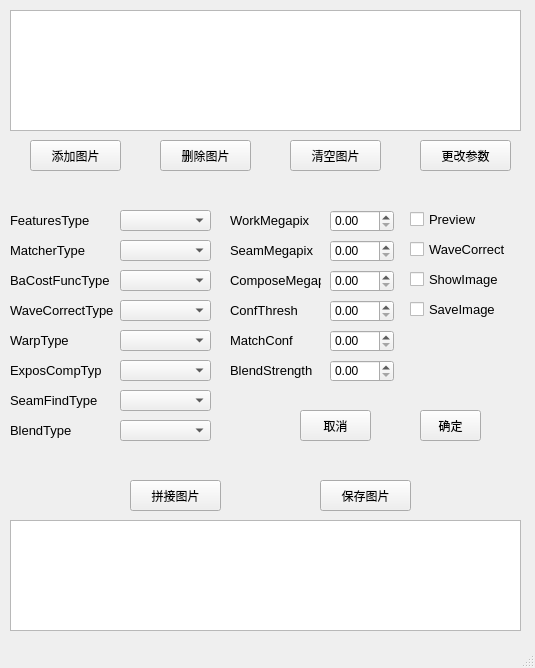
Qt form mainwindow.ui (wangpengcheng/OpencvTest) before a commit.
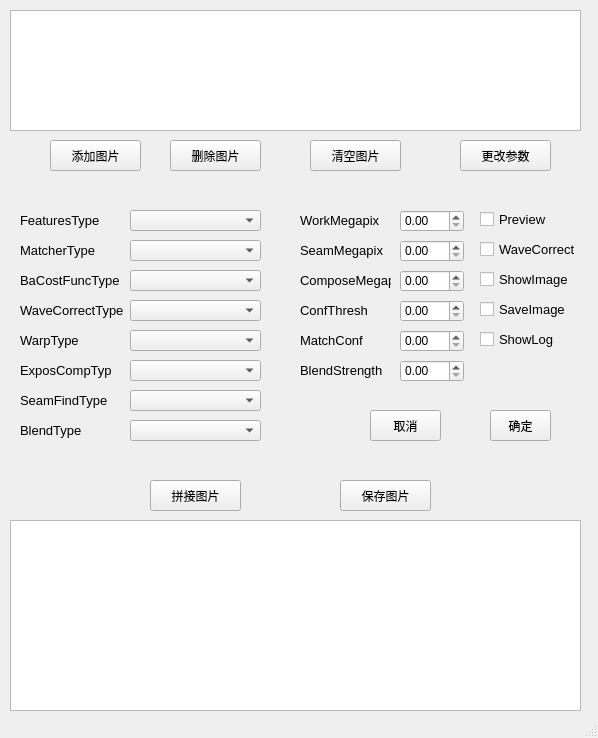
The same form after that commit.

The edit to the form file:
```diff
--- a/mainwindow.ui
+++ b/mainwindow.ui
@@ -6,8 +6,8 @@
    <rect>
     <x>0</x>
     <y>0</y>
-    <width>535</width>
-    <height>668</height>
+    <width>598</width>
+    <height>738</height>
    </rect>
   </property>
   <property name="windowTitle">
@@ -19,7 +19,7 @@
      <rect>
       <x>10</x>
       <y>10</y>
-      <width>511</width>
+      <width>571</width>
       <height>121</height>
      </rect>
     </property>
@@ -27,7 +27,7 @@
    <widget class="QPushButton" name="add_img_button">
     <property name="geometry">
      <rect>
-      <x>30</x>
+      <x>50</x>
       <y>140</y>
       <width>91</width>
       <height>31</height>
@@ -40,7 +40,7 @@
    <widget class="QPushButton" name="delete_img_button">
     <property name="geometry">
      <rect>
-      <x>160</x>
+      <x>170</x>
       <y>140</y>
       <width>91</width>
       <height>31</height>
@@ -53,7 +53,7 @@
    <widget class="QPushButton" name="change_arc_button">
     <property name="geometry">
      <rect>
-      <x>420</x>
+      <x>460</x>
       <y>140</y>
       <width>91</width>
       <height>31</height>
@@ -66,7 +66,7 @@
    <widget class="QPushButton" name="channce_changebutton">
     <property name="geometry">
      <rect>
-      <x>300</x>
+      <x>370</x>
       <y>410</y>
       <width>71</width>
       <height>31</height>
@@ -79,7 +79,7 @@
    <widget class="QPushButton" name="confirm_change_button">
     <property name="geometry">
      <rect>
-      <x>420</x>
+      <x>490</x>
       <y>410</y>
       <width>61</width>
       <height>31</height>
@@ -92,7 +92,7 @@
    <widget class="QPushButton" name="stitch_img_button">
     <property name="geometry">
      <rect>
-      <x>130</x>
+      <x>150</x>
       <y>480</y>
       <width>91</width>
       <height>31</height>
@@ -105,7 +105,7 @@
    <widget class="QPushButton" name="save_img_button">
     <property name="geometry">
      <rect>
-      <x>320</x>
+      <x>340</x>
       <y>480</y>
       <width>91</width>
       <height>31</height>
@@ -118,7 +118,7 @@
    <widget class="QPushButton" name="clean_imgs_button">
     <property name="geometry">
      <rect>
-      <x>290</x>
+      <x>310</x>
       <y>140</y>
       <width>91</width>
       <height>31</height>
@@ -133,15 +133,15 @@
      <rect>
       <x>10</x>
       <y>520</y>
-      <width>511</width>
-      <height>111</height>
+      <width>571</width>
+      <height>191</height>
      </rect>
     </property>
    </widget>
    <widget class="QCheckBox" name="wavecorrect_checkbox">
     <property name="geometry">
      <rect>
-      <x>410</x>
+      <x>480</x>
       <y>240</y>
       <width>101</width>
       <height>18</height>
@@ -159,7 +159,7 @@
    <widget class="QCheckBox" name="showimg_checkbox">
     <property name="geometry">
      <rect>
-      <x>410</x>
+      <x>480</x>
       <y>270</y>
       <width>91</width>
       <height>18</height>
@@ -177,7 +177,7 @@
    <widget class="QCheckBox" name="saveimage_checkbox">
     <property name="geometry">
      <rect>
-      <x>410</x>
+      <x>480</x>
       <y>300</y>
       <width>91</width>
       <height>18</height>
@@ -195,7 +195,7 @@
    <widget class="QCheckBox" name="preview_checkbox">
     <property name="geometry">
      <rect>
-      <x>410</x>
+      <x>480</x>
       <y>210</y>
       <width>91</width>
       <height>18</height>
@@ -213,7 +213,7 @@
    <widget class="QDoubleSpinBox" name="workmegapix_spinbox">
     <property name="geometry">
      <rect>
-      <x>330</x>
+      <x>400</x>
       <y>210</y>
       <width>64</width>
       <height>22</height>
@@ -223,7 +223,7 @@
    <widget class="QLabel" name="label">
     <property name="geometry">
      <rect>
-      <x>230</x>
+      <x>300</x>
       <y>210</y>
       <width>91</width>
       <height>21</height>
@@ -241,7 +241,7 @@
    <widget class="QLabel" name="label_2">
     <property name="geometry">
      <rect>
-      <x>230</x>
+      <x>300</x>
       <y>240</y>
       <width>91</width>
       <height>21</height>
@@ -259,7 +259,7 @@
    <widget class="QDoubleSpinBox" name="seammegapix_spinbox">
     <property name="geometry">
      <rect>
-      <x>330</x>
+      <x>400</x>
       <y>240</y>
       <width>64</width>
       <height>22</height>
@@ -269,7 +269,7 @@
    <widget class="QLabel" name="label_3">
     <property name="geometry">
      <rect>
-      <x>230</x>
+      <x>300</x>
       <y>270</y>
       <width>91</width>
       <height>21</height>
@@ -287,7 +287,7 @@
    <widget class="QDoubleSpinBox" name="composemegapix_spinbox">
     <property name="geometry">
      <rect>
-      <x>330</x>
+      <x>400</x>
       <y>270</y>
       <width>64</width>
       <height>22</height>
@@ -297,7 +297,7 @@
    <widget class="QLabel" name="label_4">
     <property name="geometry">
      <rect>
-      <x>230</x>
+      <x>300</x>
       <y>300</y>
       <width>91</width>
       <height>21</height>
@@ -315,7 +315,7 @@
    <widget class="QDoubleSpinBox" name="confthresh_spinbox">
     <property name="geometry">
      <rect>
-      <x>330</x>
+      <x>400</x>
       <y>300</y>
       <width>64</width>
       <height>22</height>
@@ -325,7 +325,7 @@
    <widget class="QLabel" name="label_5">
     <property name="geometry">
      <rect>
-      <x>230</x>
+      <x>300</x>
       <y>330</y>
       <width>91</width>
       <height>21</height>
@@ -343,7 +343,7 @@
    <widget class="QDoubleSpinBox" name="matchconf_spinbox">
     <property name="geometry">
      <rect>
-      <x>330</x>
+      <x>400</x>
       <y>330</y>
       <width>64</width>
       <height>22</height>
@@ -353,9 +353,9 @@
    <widget class="QComboBox" name="featurestype_combobox">
     <property name="geometry">
      <rect>
-      <x>120</x>
+      <x>130</x>
       <y>210</y>
-      <width>91</width>
+      <width>131</width>
       <height>21</height>
      </rect>
     </property>
@@ -363,7 +363,7 @@
    <widget class="QLabel" name="label_6">
     <property name="geometry">
      <rect>
-      <x>10</x>
+      <x>20</x>
       <y>210</y>
       <width>91</width>
       <height>21</height>
@@ -381,9 +381,9 @@
    <widget class="QComboBox" name="matchertype_combobox">
     <property name="geometry">
      <rect>
-      <x>120</x>
+      <x>130</x>
       <y>240</y>
-      <width>91</width>
+      <width>131</width>
       <height>21</height>
      </rect>
     </property>
@@ -391,7 +391,7 @@
    <widget class="QLabel" name="label_7">
     <property name="geometry">
      <rect>
-      <x>10</x>
+      <x>20</x>
       <y>240</y>
       <width>91</width>
       <height>21</height>
@@ -409,9 +409,9 @@
    <widget class="QComboBox" name="bacosttype_combobox">
     <property name="geometry">
      <rect>
-      <x>120</x>
+      <x>130</x>
       <y>270</y>
-      <width>91</width>
+      <width>131</width>
       <height>21</height>
      </rect>
     </property>
@@ -419,9 +419,9 @@
    <widget class="QComboBox" name="wavecorrecttype_combobox">
     <property name="geometry">
      <rect>
-      <x>120</x>
+      <x>130</x>
       <y>300</y>
-      <width>91</width>
+      <width>131</width>
       <height>21</height>
      </rect>
     </property>
@@ -429,9 +429,9 @@
    <widget class="QComboBox" name="warptype_combobox">
     <property name="geometry">
      <rect>
-      <x>120</x>
+      <x>130</x>
       <y>330</y>
-      <width>91</width>
+      <width>131</width>
       <height>21</height>
      </rect>
     </property>
@@ -439,7 +439,7 @@
    <widget class="QLabel" name="label_8">
     <property name="geometry">
      <rect>
-      <x>10</x>
+      <x>20</x>
       <y>270</y>
       <width>101</width>
       <height>21</height>
@@ -457,7 +457,7 @@
    <widget class="QLabel" name="label_9">
     <property name="geometry">
      <rect>
-      <x>10</x>
+      <x>20</x>
       <y>300</y>
       <width>111</width>
       <height>21</height>
@@ -475,7 +475,7 @@
    <widget class="QLabel" name="label_10">
     <property name="geometry">
      <rect>
-      <x>10</x>
+      <x>20</x>
       <y>330</y>
       <width>91</width>
       <height>21</height>
@@ -493,9 +493,9 @@
    <widget class="QComboBox" name="exposcomptype_combobox">
     <property name="geometry">
      <rect>
-      <x>120</x>
+      <x>130</x>
       <y>360</y>
-      <width>91</width>
+      <width>131</width>
       <height>21</height>
      </rect>
     </property>
@@ -503,7 +503,7 @@
    <widget class="QLabel" name="label_11">
     <property name="geometry">
      <rect>
-      <x>10</x>
+      <x>20</x>
       <y>360</y>
       <width>91</width>
       <height>21</height>
@@ -521,9 +521,9 @@
    <widget class="QComboBox" name="seamfindtype_combobox">
     <property name="geometry">
      <rect>
-      <x>120</x>
+      <x>130</x>
       <y>390</y>
-      <width>91</width>
+      <width>131</width>
       <height>21</height>
      </rect>
     </property>
@@ -531,7 +531,7 @@
    <widget class="QLabel" name="label_12">
     <property name="geometry">
      <rect>
-      <x>10</x>
+      <x>20</x>
       <y>390</y>
       <width>91</width>
       <height>21</height>
@@ -549,7 +549,7 @@
    <widget class="QLabel" name="label_13">
     <property name="geometry">
      <rect>
-      <x>230</x>
+      <x>300</x>
       <y>360</y>
       <width>91</width>
       <height>21</height>
@@ -567,7 +567,7 @@
    <widget class="QDoubleSpinBox" name="blendstrength_spinbox">
     <property name="geometry">
      <rect>
-      <x>330</x>
+      <x>400</x>
       <y>360</y>
       <width>64</width>
       <height>22</height>
@@ -577,7 +577,7 @@
    <widget class="QLabel" name="label_14">
     <property name="geometry">
      <rect>
-      <x>10</x>
+      <x>20</x>
       <y>420</y>
       <width>91</width>
       <height>21</height>
@@ -595,13 +595,31 @@
    <widget class="QComboBox" name="blendtype_combobox">
     <property name="geometry">
      <rect>
-      <x>120</x>
+      <x>130</x>
       <y>420</y>
-      <width>91</width>
+      <width>131</width>
       <height>21</height>
      </rect>
     </property>
    </widget>
+   <widget class="QCheckBox" name="showlog_checkbox">
+    <property name="geometry">
+     <rect>
+      <x>480</x>
+      <y>330</y>
+      <width>91</width>
+      <height>18</height>
+     </rect>
+    </property>
+    <property name="font">
+     <font>
+      <pointsize>10</pointsize>
+     </font>
+    </property>
+    <property name="text">
+     <string>ShowLog</string>
+    </property>
+   </widget>
   </widget>
   <widget class="QStatusBar" name="statusBar"/>
  </widget>
```
